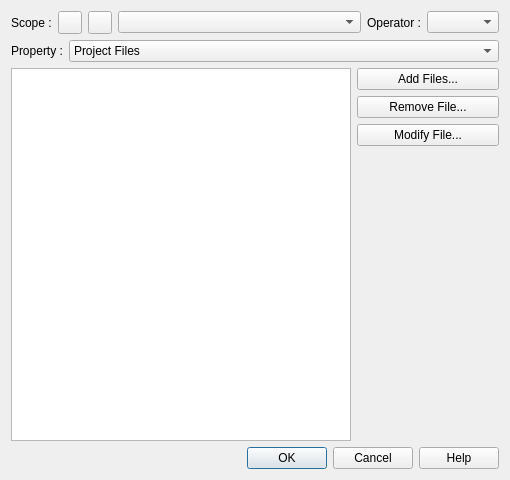
The window that v2/branches/dev/monkey/src/xupmanager/ui/UIXUPProjectEditor.ui (testmana2/mks) describes before a commit, drawn with Qt 5.
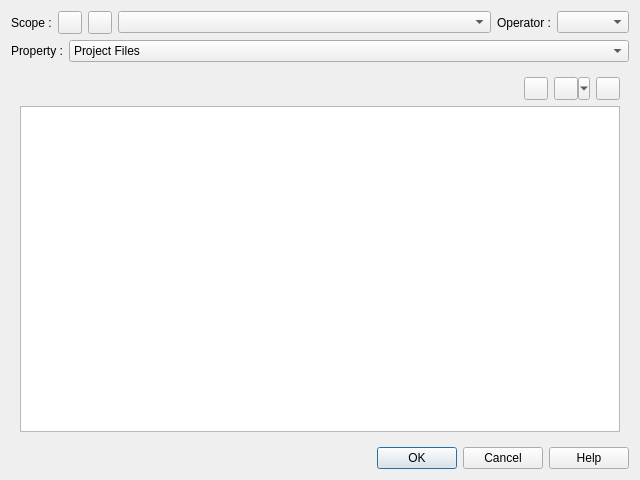
The same window after the commit. Icons and pictures are not drawn. Custom widgets are drawn as their Qt base class.

Commit message: Rework a little the Project Files page

```diff
--- a/v2/branches/dev/monkey/src/xupmanager/ui/UIXUPProjectEditor.ui
+++ b/v2/branches/dev/monkey/src/xupmanager/ui/UIXUPProjectEditor.ui
@@ -3,9 +3,9 @@
  <widget class="QDialog" name="UIXUPProjectEditor" >
   <property name="geometry" >
    <rect>
-    <x>0</x>
-    <y>0</y>
-    <width>510</width>
+    <x>4</x>
+    <y>24</y>
+    <width>640</width>
     <height>480</height>
    </rect>
   </property>
@@ -134,68 +134,59 @@
      </property>
      <widget class="QWidget" name="wProjectFiles" >
       <layout class="QGridLayout" >
-       <property name="leftMargin" >
-        <number>0</number>
-       </property>
-       <property name="topMargin" >
-        <number>0</number>
-       </property>
-       <property name="rightMargin" >
-        <number>0</number>
-       </property>
-       <property name="bottomMargin" >
-        <number>0</number>
-       </property>
-       <item rowspan="4" row="0" column="0" >
-        <widget class="QTreeView" name="tvProjectFiles" >
-         <property name="editTriggers" >
-          <set>QAbstractItemView::NoEditTriggers</set>
-         </property>
-        </widget>
-       </item>
-       <item row="0" column="1" >
-        <widget class="QPushButton" name="pbAddProjectFiles" >
-         <property name="text" >
-          <string>Add Files...</string>
-         </property>
-         <property name="icon" >
-          <iconset resource="../resources/XUPManager.qrc" >:/actions/add.png</iconset>
-         </property>
-        </widget>
-       </item>
-       <item row="1" column="1" >
-        <widget class="QPushButton" name="pbRemoveProjectFile" >
-         <property name="text" >
-          <string>Remove File...</string>
-         </property>
-         <property name="icon" >
-          <iconset resource="../resources/XUPManager.qrc" >:/actions/remove.png</iconset>
-         </property>
-        </widget>
-       </item>
-       <item row="2" column="1" >
-        <widget class="QPushButton" name="pbModifyProjectFile" >
-         <property name="text" >
-          <string>Modify File...</string>
-         </property>
-         <property name="icon" >
-          <iconset resource="../resources/XUPManager.qrc" >:/editor/icons/editor/modify.png</iconset>
-         </property>
-        </widget>
-       </item>
-       <item row="3" column="1" >
+       <item row="0" column="0" >
         <spacer>
          <property name="orientation" >
-          <enum>Qt::Vertical</enum>
+          <enum>Qt::Horizontal</enum>
          </property>
          <property name="sizeHint" >
           <size>
-           <width>142</width>
-           <height>241</height>
+           <width>40</width>
+           <height>20</height>
           </size>
          </property>
         </spacer>
        </item>
+       <item row="0" column="1" >
+        <widget class="QToolButton" name="tbAddProjectFiles" >
+         <property name="toolTip" >
+          <string>Add Files...</string>
+         </property>
+         <property name="icon" >
+          <iconset resource="../resources/XUPManager.qrc" >:/actions/add.png</iconset>
+         </property>
+        </widget>
+       </item>
+       <item row="0" column="2" >
+        <widget class="QToolButton" name="tbModifyProjectFile" >
+         <property name="toolTip" >
+          <string>Modify File...</string>
+         </property>
+         <property name="icon" >
+          <iconset resource="../resources/XUPManager.qrc" >:/editor/icons/editor/modify.png</iconset>
+         </property>
+         <property name="popupMode" >
+          <enum>QToolButton::MenuButtonPopup</enum>
+         </property>
+        </widget>
+       </item>
+       <item row="0" column="3" >
+        <widget class="QToolButton" name="tbRemoveProjectFile" >
+         <property name="toolTip" >
+          <string>Remove File...</string>
+         </property>
+         <property name="icon" >
+          <iconset resource="../resources/XUPManager.qrc" >:/actions/remove.png</iconset>
+         </property>
+        </widget>
+       </item>
+       <item row="1" column="0" colspan="4" >
+        <widget class="QTreeView" name="tvProjectFiles" >
+         <property name="editTriggers" >
+          <set>QAbstractItemView::NoEditTriggers</set>
+         </property>
+        </widget>
+       </item>
       </layout>
      </widget>
      <widget class="QWidget" name="wOthersVariables" >
```
Left out of the diff: 43 changed lines with no effect on the pictures. The commit also changes 2 other files.
